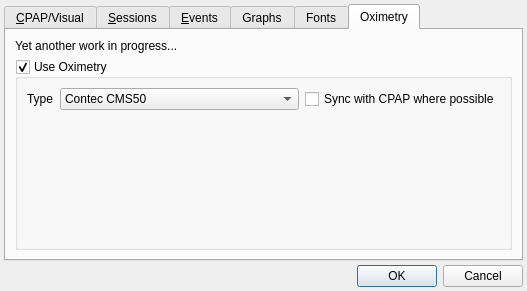
Above: preferencesdialog.ui from sbonaime/sleepyhead-code. before the change. Below: the same form after it.
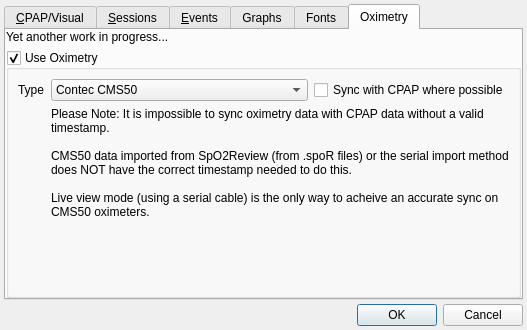
That is the form after the change.

Commit message: More oximetry preferences stub stuff

What changed in the file:
```diff
--- a/preferencesdialog.ui
+++ b/preferencesdialog.ui
@@ -10,7 +10,7 @@
     <x>0</x>
     <y>0</y>
     <width>527</width>
-    <height>291</height>
+    <height>330</height>
    </rect>
   </property>
   <property name="windowTitle">
@@ -813,6 +813,9 @@
        <string>Oximetry</string>
       </attribute>
       <layout class="QVBoxLayout" name="verticalLayout_6">
+       <property name="margin">
+        <number>0</number>
+       </property>
        <item>
         <widget class="QLabel" name="label_21">
          <property name="text">
@@ -829,7 +832,7 @@
           <bool>true</bool>
          </property>
          <layout class="QFormLayout" name="formLayout">
-          <item row="0" column="0">
+          <item row="1" column="0">
            <widget class="QLabel" name="label_20">
             <property name="sizePolicy">
              <sizepolicy hsizetype="Fixed" vsizetype="Preferred">
@@ -842,7 +845,7 @@
             </property>
            </widget>
           </item>
-          <item row="0" column="1">
+          <item row="1" column="1">
            <layout class="QHBoxLayout" name="horizontalLayout_7">
             <item>
              <widget class="QComboBox" name="comboBox">
@@ -873,15 +876,29 @@
             </item>
            </layout>
           </item>
-          <item row="1" column="1">
+          <item row="3" column="1">
+           <widget class="QLabel" name="oximetryMessage">
+            <property name="text">
+             <string>Please Note: It is impossible to sync oximetry data with CPAP data without a valid timestamp.
+
+CMS50 data imported from SpO2Review (from .spoR files) or the serial import method does NOT have the correct timestamp needed to do this.
+
+Live view mode (using a serial cable) is the only way to acheive an accurate sync on CMS50 oximeters.</string>
+            </property>
+            <property name="wordWrap">
+             <bool>true</bool>
+            </property>
+           </widget>
+          </item>
+          <item row="4" column="1">
            <spacer name="verticalSpacer_3">
             <property name="orientation">
              <enum>Qt::Vertical</enum>
             </property>
             <property name="sizeHint" stdset="0">
              <size>
-              <width>434</width>
-              <height>101</height>
+              <width>452</width>
+              <height>36</height>
              </size>
             </property>
            </spacer>
```
Left out of the diff: 6 changed lines with no effect on the pictures. The commit also changes 1 other file.
